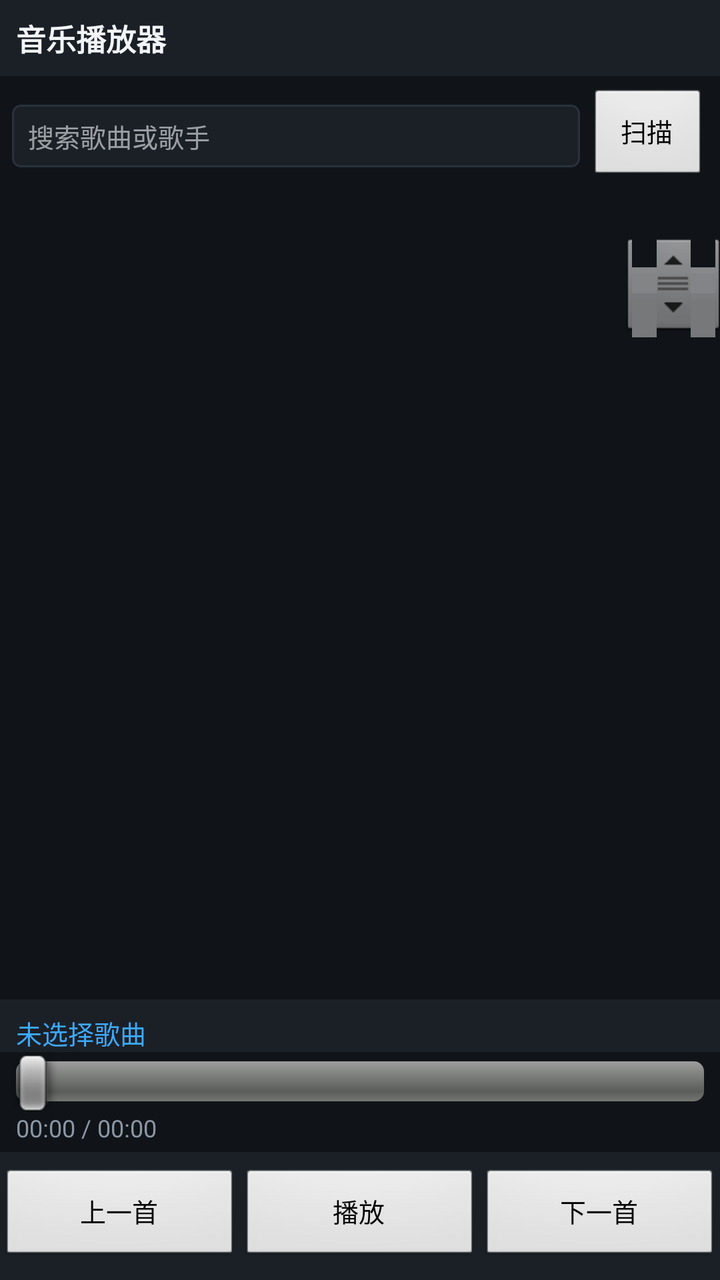
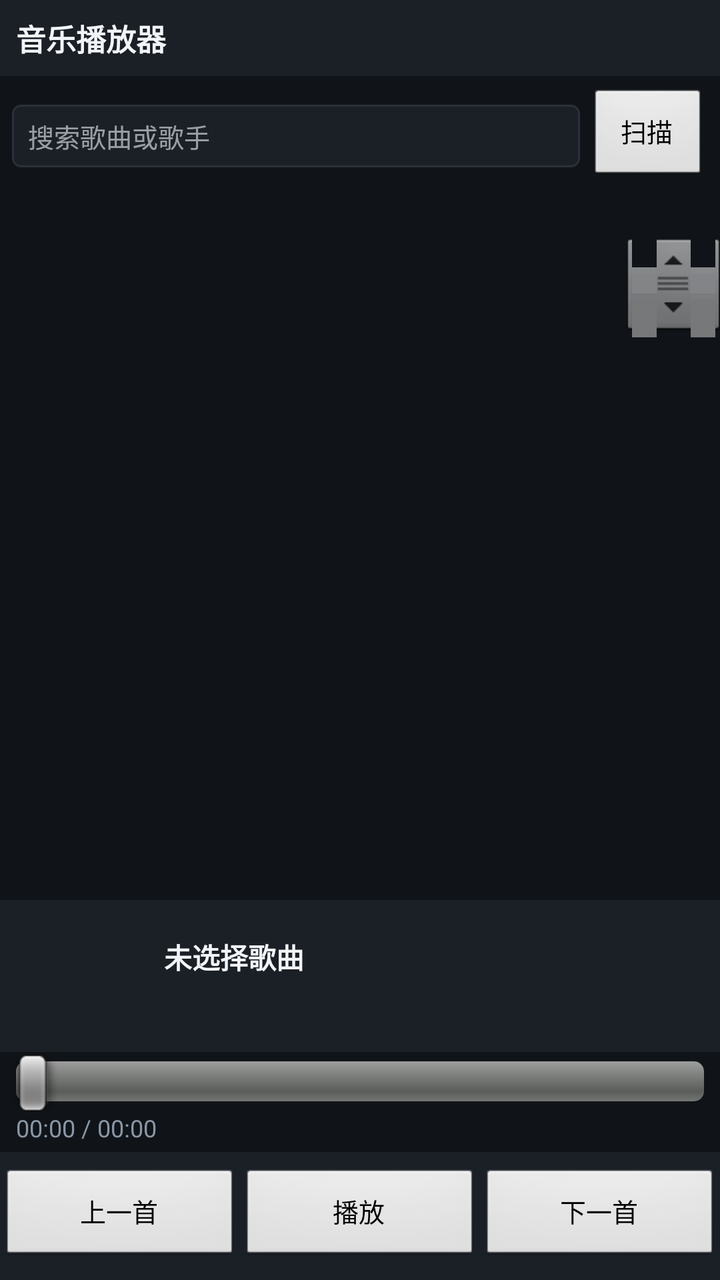

Screens rendered from an Android XML layout before and after an edit, with the pre-edit source and the edit as a unified diff.
<!-- AndroidManifest.xml: application theme android:Theme.NoTitleBar -->
<!-- res/layout/main.xml -->
<?xml version="1.0" encoding="utf-8"?>
<LinearLayout xmlns:android="http://schemas.android.com/apk/res/android"
    android:layout_width="fill_parent"
    android:layout_height="fill_parent"
    android:orientation="vertical"
    android:background="@color/bg"
    android:focusable="true"
    android:focusableInTouchMode="true">

    <TextView
        android:id="@+id/title"
        android:layout_width="fill_parent"
        android:layout_height="wrap_content"
        android:background="@color/panel"
        android:padding="8dp"
        android:text="@string/app_name"
        android:textColor="@color/text_primary"
        android:textSize="15sp"
        android:textStyle="bold" />

    <LinearLayout
        android:layout_width="fill_parent"
        android:layout_height="wrap_content"
        android:orientation="horizontal"
        android:gravity="center_vertical"
        android:padding="6dp">

        <EditText
            android:id="@+id/search"
            android:layout_width="0dp"
            android:layout_height="wrap_content"
            android:layout_weight="1"
            android:background="@drawable/search_box"
            android:hint="@string/search_hint"
            android:singleLine="true"
            android:imeOptions="actionDone"
            android:textColor="@color/text_primary"
            android:textColorHint="@color/text_hint"
            android:textSize="13sp" />

        <Button
            android:id="@+id/btn_clear"
            android:layout_width="wrap_content"
            android:layout_height="wrap_content"
            android:layout_marginLeft="4dp"
            android:minWidth="0dp"
            android:text="@string/clear"
            android:textSize="12sp"
            android:visibility="gone" />

        <Button
            android:id="@+id/btn_scan"
            android:layout_width="wrap_content"
            android:layout_height="wrap_content"
            android:layout_marginLeft="4dp"
            android:minWidth="60dp"
            android:text="@string/scan"
            android:textSize="13sp" />
    </LinearLayout>

    <TextView
        android:id="@+id/list_info"
        android:layout_width="fill_parent"
        android:layout_height="wrap_content"
        android:paddingBottom="4dp"
        android:paddingLeft="8dp"
        android:paddingRight="8dp"
        android:textColor="@color/text_secondary"
        android:textSize="11sp" />

    <ListView
        android:id="@android:id/list"
        android:layout_width="fill_parent"
        android:layout_height="0dp"
        android:layout_weight="1"
        android:cacheColorHint="#00000000"
        android:divider="@color/divider"
        android:dividerHeight="1px"
        android:fastScrollEnabled="true" />

    <TextView
        android:id="@+id/empty"
        android:layout_width="fill_parent"
        android:layout_height="wrap_content"
        android:padding="14dp"
        android:text="@string/empty"
        android:textColor="@color/text_secondary"
        android:textSize="13sp"
        android:visibility="gone" />

    <TextView
        android:id="@+id/now"
        android:layout_width="fill_parent"
        android:layout_height="wrap_content"
        android:background="@color/panel"
        android:ellipsize="marquee"
        android:paddingLeft="8dp"
        android:paddingRight="8dp"
        android:paddingTop="7dp"
        android:singleLine="true"
        android:text="@string/no_song"
        android:textColor="@color/accent"
        android:textSize="13sp" />

    <SeekBar
        android:id="@+id/seek"
        android:layout_width="fill_parent"
        android:layout_height="wrap_content"
        android:paddingLeft="8dp"
        android:paddingRight="8dp" />

    <TextView
        android:id="@+id/time"
        android:layout_width="fill_parent"
        android:layout_height="wrap_content"
        android:paddingBottom="4dp"
        android:paddingLeft="8dp"
        android:paddingRight="8dp"
        android:text="@string/time_zero"
        android:textColor="@color/text_secondary"
        android:textSize="12sp" />

    <LinearLayout
        android:layout_width="fill_parent"
        android:layout_height="wrap_content"
        android:background="@color/panel"
        android:orientation="horizontal"
        android:paddingBottom="8dp"
        android:paddingTop="8dp">

        <Button
            android:id="@+id/btn_prev"
            android:layout_width="0dp"
            android:layout_height="wrap_content"
            android:layout_weight="1"
            android:minWidth="0dp"
            android:text="@string/btn_prev"
            android:textSize="13sp" />

        <Button
            android:id="@+id/btn_play"
            android:layout_width="0dp"
            android:layout_height="wrap_content"
            android:layout_weight="1"
            android:minWidth="0dp"
            android:text="@string/btn_play"
            android:textSize="13sp" />

        <Button
            android:id="@+id/btn_next"
            android:layout_width="0dp"
            android:layout_height="wrap_content"
            android:layout_weight="1"
            android:minWidth="0dp"
            android:text="@string/btn_next"
            android:textSize="13sp" />
    </LinearLayout>
</LinearLayout>
<!-- resources referenced by this layout -->
<resources>
  <color name="accent">#FF3DA9FC</color>
  <color name="bg">#FF101418</color>
  <color name="divider">#FF2A313A</color>
  <color name="panel">#FF1B2027</color>
  <color name="text_hint">#99F2F5F8</color>
  <color name="text_primary">#FFF2F5F8</color>
  <color name="text_secondary">#FF8B97A6</color>
  <!-- drawable search_box (drawable) -->
  <?xml version="1.0" encoding="utf-8"?>
  <shape xmlns:android="http://schemas.android.com/apk/res/android"
      android:shape="rectangle">
      <solid android:color="@color/panel" />
      <stroke
          android:width="1dp"
          android:color="@color/divider" />
      <corners android:radius="4dp" />
      <padding
          android:left="8dp"
          android:top="6dp"
          android:right="8dp"
          android:bottom="6dp" />
  </shape>
  <string name="app_name">音乐播放器</string>
  <string name="btn_next">下一首</string>
  <string name="btn_play">播放</string>
  <string name="btn_prev">上一首</string>
  <string name="clear">清空</string>
  <string name="empty">没有找到音频文件。请把 mp3 放到 SD 卡的 Music 文件夹后点击“扫描”。</string>
  <string name="no_song">未选择歌曲</string>
  <string name="scan">扫描</string>
  <string name="search_hint">搜索歌曲或歌手</string>
  <string name="time_zero">00:00 / 00:00</string>
</resources>

<!-- the commit's change to res/layout/main.xml (unified diff, before → after) -->
@@ -88,19 +88,54 @@
         android:textSize="13sp"
         android:visibility="gone" />
 
-    <TextView
-        android:id="@+id/now"
+    <LinearLayout
         android:layout_width="fill_parent"
         android:layout_height="wrap_content"
         android:background="@color/panel"
-        android:ellipsize="marquee"
+        android:orientation="horizontal"
+        android:paddingBottom="6dp"
         android:paddingLeft="8dp"
         android:paddingRight="8dp"
-        android:paddingTop="7dp"
-        android:singleLine="true"
-        android:text="@string/no_song"
-        android:textColor="@color/accent"
-        android:textSize="13sp" />
+        android:paddingTop="6dp">
+
+        <ImageView
+            android:id="@+id/art"
+            android:layout_width="64dp"
+            android:layout_height="64dp"
+            android:background="@drawable/art_background"
+            android:contentDescription="@string/cd_album_art"
+            android:scaleType="centerCrop" />
+
+        <LinearLayout
+            android:layout_width="0dp"
+            android:layout_height="wrap_content"
+            android:layout_gravity="center_vertical"
+            android:layout_weight="1"
+            android:orientation="vertical"
+            android:paddingLeft="10dp">
+
+            <TextView
+                android:id="@+id/now"
+                android:layout_width="fill_parent"
+                android:layout_height="wrap_content"
+                android:ellipsize="marquee"
+                android:singleLine="true"
+                android:text="@string/no_song"
+                android:textColor="@color/text_primary"
+                android:textSize="14sp"
+                android:textStyle="bold" />
+
+            <TextView
+                android:id="@+id/now_artist"
+                android:layout_width="fill_parent"
+                android:layout_height="wrap_content"
+                android:ellipsize="end"
+                android:paddingTop="3dp"
+                android:singleLine="true"
+                android:textColor="@color/accent"
+                android:textSize="12sp" />
+        </LinearLayout>
+    </LinearLayout>
 
     <SeekBar
         android:id="@+id/seek"
<!-- resource entries referenced after the edit -->
@@ -7,6 +7,13 @@
   <color name="text_hint">#99F2F5F8</color>
   <color name="text_primary">#FFF2F5F8</color>
   <color name="text_secondary">#FF8B97A6</color>
+  <!-- drawable art_background (drawable) -->
+  <?xml version="1.0" encoding="utf-8"?>
+  <shape xmlns:android="http://schemas.android.com/apk/res/android"
+      android:shape="rectangle">
+      <solid android:color="@color/panel" />
+      <corners android:radius="6dp" />
+  </shape>
   <!-- drawable search_box (drawable) -->
   <?xml version="1.0" encoding="utf-8"?>
   <shape xmlns:android="http://schemas.android.com/apk/res/android"
@@ -26,6 +33,7 @@
   <string name="btn_next">下一首</string>
   <string name="btn_play">播放</string>
   <string name="btn_prev">上一首</string>
+  <string name="cd_album_art">专辑封面</string>
   <string name="clear">清空</string>
   <string name="empty">没有找到音频文件。请把 mp3 放到 SD 卡的 Music 文件夹后点击“扫描”。</string>
   <string name="no_song">未选择歌曲</string>
